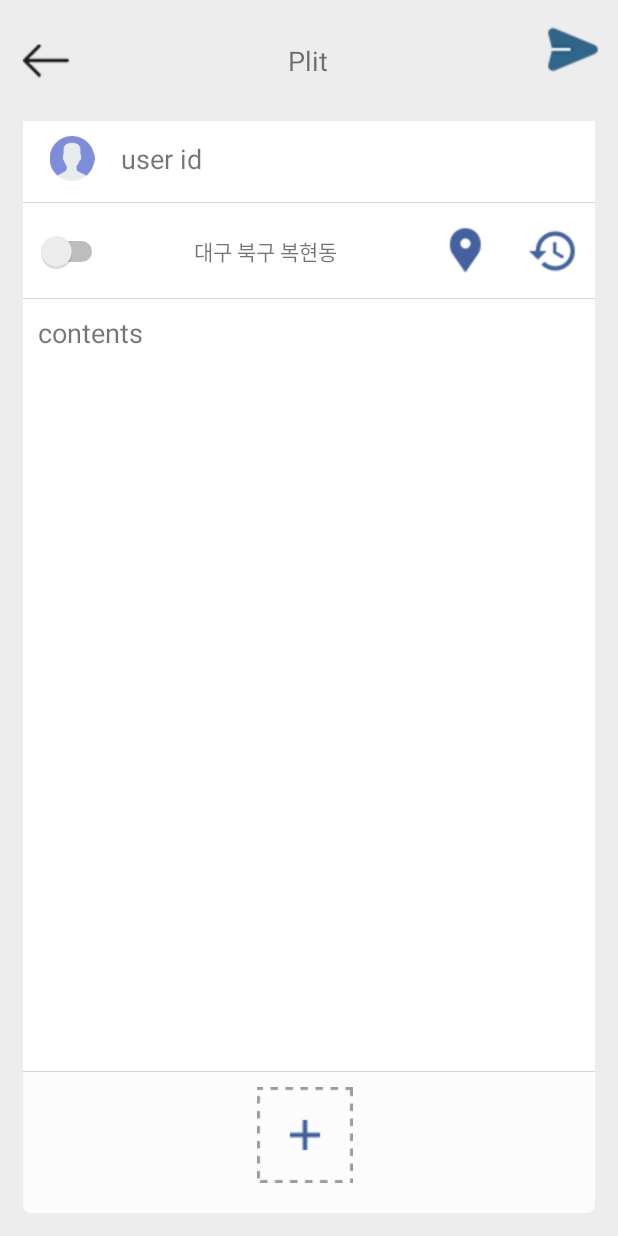
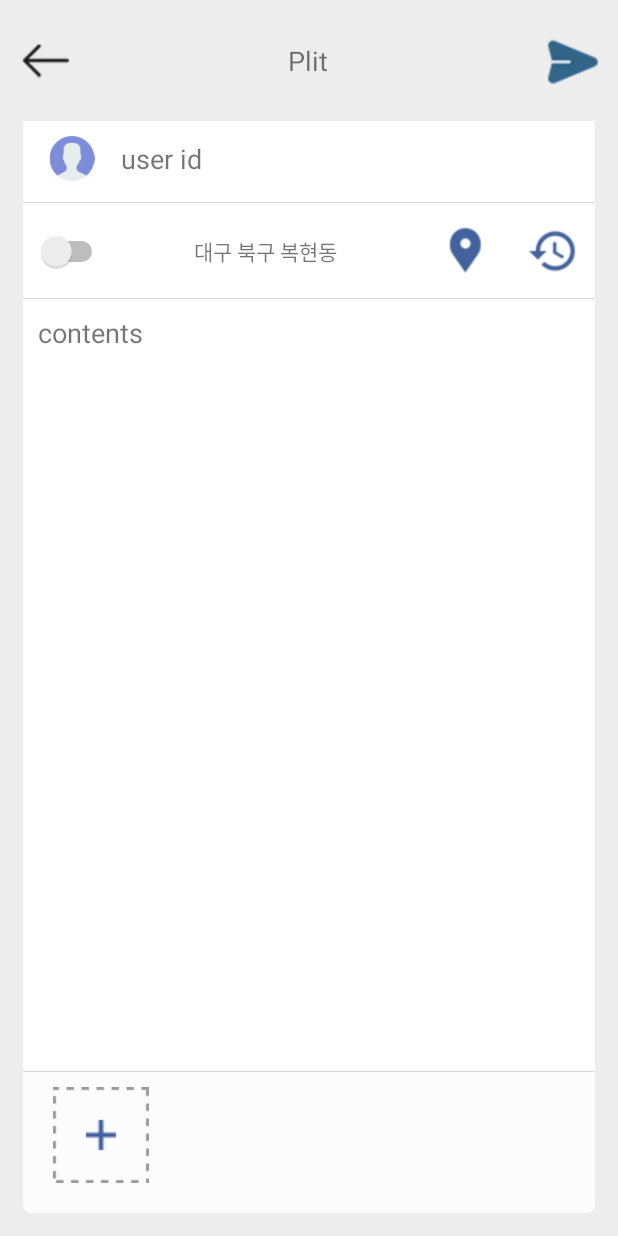
Before and after one commit to rldhks8745/place-it, an Android app: the layout activity_writeboard.xml on its own in the app's theme, with its tools: preview values and no code run, on a phone screen of 412 x 824 dp. Run offline under Robolectric (Android 15) with nearby library versions, the phone set to English and light mode, and no system bars.

Commit message:
2018-07-02 재현이꺼

```diff
--- a/app/src/main/java/com/mini_mo/viewpager/Cluster/ClusterMap.java
+++ b/app/src/main/java/com/mini_mo/viewpager/Cluster/ClusterMap.java
@@ -193,6 +193,8 @@ public class ClusterMap extends AppCompatActivity
                 return true;
             }
         } );
+
+
         mGoogleMap.animateCamera( CameraUpdateFactory.zoomTo( 10 ) );
         mClusterManager = new ClusterManager<>( this, mGoogleMap );
         mGoogleMap.setOnCameraIdleListener( mClusterManager );
--- a/app/src/main/java/com/mini_mo/viewpager/Cluster/MapFrg.java
+++ b/app/src/main/java/com/mini_mo/viewpager/Cluster/MapFrg.java
@@ -232,6 +232,7 @@ public class MapFrg extends Fragment
     }
 
 
+
     private void stopLocationUpdates() {
 
         Log.d( TAG, "stopLocationUpdates : LocationServices.FusedLocationApi.removeLocationUpdates" );
@@ -268,6 +269,8 @@ public class MapFrg extends Fragment
 
     //디바이스에 출력되는 지도 범위
     public void getVisibleRegion() {
+
+        mGoogleMap.animateCamera( CameraUpdateFactory.zoomTo( 16) );
         LatLngBounds bounds = mGoogleMap.getProjection().getVisibleRegion().latLngBounds;
         Log.d( "TEST", bounds.toString() );
         double max_lat, max_lng, min_lat, min_lng;
@@ -275,6 +278,7 @@ public class MapFrg extends Fragment
         max_lng = bounds.northeast.longitude;
         min_lat = bounds.southwest.latitude;
         min_lng = bounds.southwest.longitude;
+
 
         Data data = new Data();
         try {
@@ -290,8 +294,6 @@ public class MapFrg extends Fragment
             MyItem offsetItem2 = new MyItem(lat, lng);
             mClusterManager.addItem(offsetItem2);
         }
-        mGoogleMap.animateCamera( CameraUpdateFactory.zoomTo( 12) );
-        mGoogleMap.animateCamera(CameraUpdateFactory.zoomBy(11));
     }
 
 
--- a/app/src/main/java/com/mini_mo/viewpager/ReadAndWrite/LoadLocateActivity.java
+++ b/app/src/main/java/com/mini_mo/viewpager/ReadAndWrite/LoadLocateActivity.java
@@ -59,6 +59,8 @@ public class LoadLocateActivity extends AppCompatActivity{
             public void onItemClick(AdapterView<?> parent, View view, int position, long id) {
                 double[] arr = locateadapter.getLocate(position);
 
+                Store.check = true;
+
                 Store.latitude = arr[0];
                 Store.longitude = arr[1];
 
--- a/app/src/main/java/com/mini_mo/viewpager/Store.java
+++ b/app/src/main/java/com/mini_mo/viewpager/Store.java
@@ -17,6 +17,7 @@ import java.util.ArrayList;
 
 public class Store {
 
+    public static boolean check = false;
     public static int board_num = 0;
     public static int testint = 0;
     public static RoundedBitmapDrawable myprofile_img=null;
--- a/app/src/main/res/layout/activity_readboard.xml
+++ b/app/src/main/res/layout/activity_readboard.xml
@@ -147,6 +147,7 @@
                         android:layout_weight="1"
                         app:srcCompat="@drawable/images" />
 
+
                 </TableRow>
 
                 <TableRow
--- a/app/src/main/res/layout/activity_writeboard.xml
+++ b/app/src/main/res/layout/activity_writeboard.xml
@@ -39,7 +39,7 @@
             <ImageView
                 android:id="@+id/imageView6"
                 android:layout_width="0dp"
-                android:layout_height="wrap_content"
+                android:layout_height="match_parent"
                 android:layout_weight="15"
                 app:srcCompat="@drawable/submit" />
         </LinearLayout>
@@ -143,14 +143,29 @@
                     android:layout_weight="0"
                     android:layout_marginTop="10dp">
 
-                    <ImageView
-                        android:id="@+id/addimg"
-                        android:layout_width="wrap_content"
+                    <HorizontalScrollView
+                        android:layout_width="match_parent"
                         android:layout_height="match_parent"
+                        android:layout_weight="1"
                         android:layout_marginRight="5dp"
-                        android:layout_weight="1"
-                        android:scaleType="fitCenter"
-                        app:srcCompat="@drawable/add_image" />
+                        android:layout_gravity="center">
+
+                        <LinearLayout
+                            android:id="@+id/imglayout"
+                            android:layout_width="wrap_content"
+                            android:layout_height="match_parent"
+                            android:orientation="horizontal" >
+
+                            <ImageView
+                                android:id="@+id/addimg2"
+                                android:layout_width="match_parent"
+                                android:layout_height="match_parent"
+                                android:layout_marginRight="5dp"
+                                android:layout_weight="1"
+                                android:scaleType="fitCenter"
+                                app:srcCompat="@drawable/add_image" />
+                        </LinearLayout>
+                    </HorizontalScrollView>
 
                 </TableRow>
 
```
Also changed, not shown: app/src/main/java/com/mini_mo/viewpager/Cluster/ClusterListView.java (+4 -3 lines), app/src/main/java/com/mini_mo/viewpager/ReadAndWrite/WriteActivity.java (+6 -1 lines).
